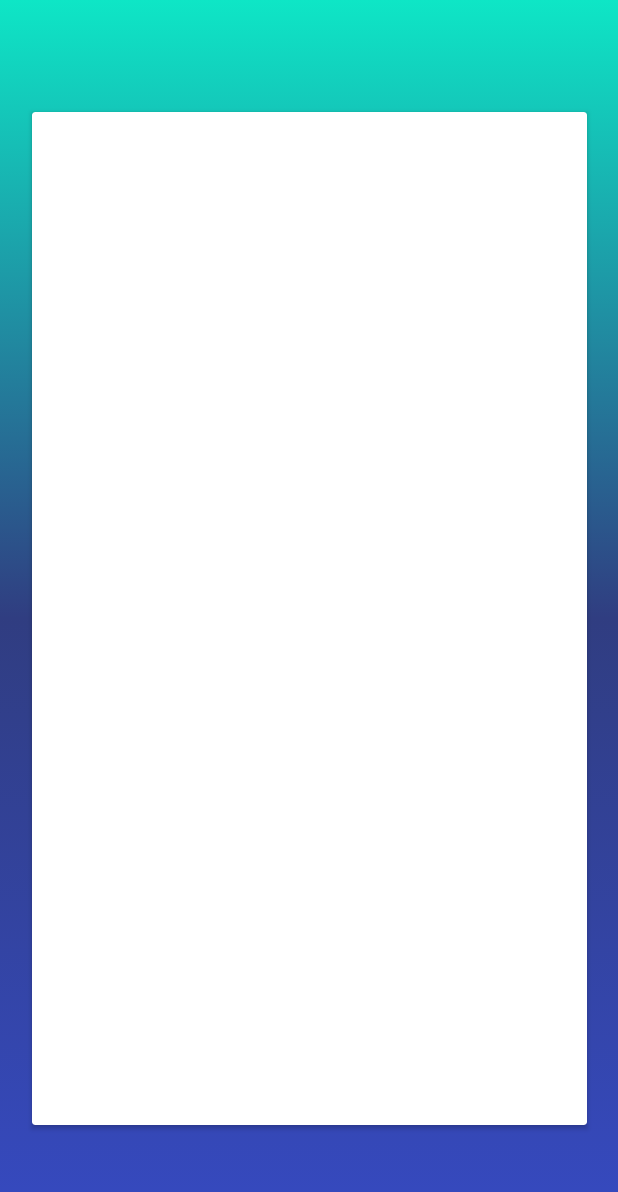
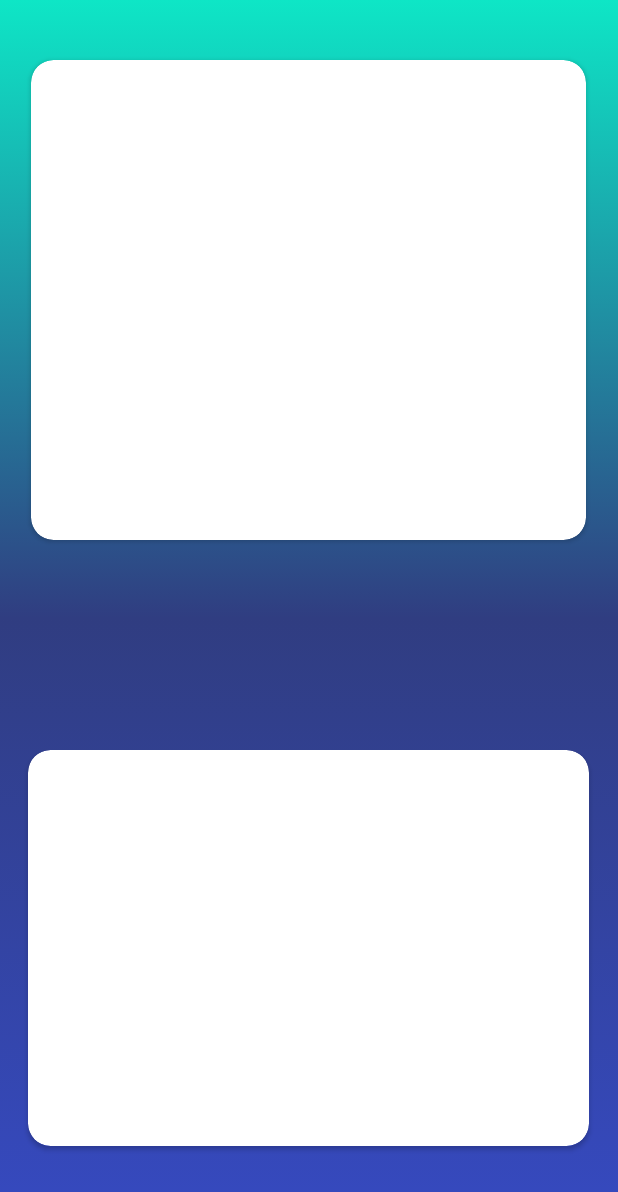
Before and after one commit to NekoHEN/EPE2APPMOVIL, an Android app: the layout activity_home.xml on its own in the app's theme, with its tools: preview values and no code run, on a phone screen of 412 x 824 dp. Shown: the top 1192 px of the screen. Run offline under Robolectric (Android 15) with nearby library versions, the phone set to English and light mode, and no system bars.

Commit message:
se avanso en el home

```diff
--- a/app/src/main/res/layout/activity_home.xml
+++ b/app/src/main/res/layout/activity_home.xml
@@ -8,10 +8,13 @@
     tools:context=".Home_act">
 
     <androidx.cardview.widget.CardView
+        android:id="@+id/cardView"
         android:layout_width="370dp"
-        android:layout_height="675dp"
-        app:layout_constraintBottom_toBottomOf="parent"
+        android:layout_height="320dp"
+        android:layout_marginTop="40dp"
+        app:cardCornerRadius="15dp"
         app:layout_constraintEnd_toEndOf="parent"
+        app:layout_constraintHorizontal_bias="0.487"
         app:layout_constraintStart_toStartOf="parent"
         app:layout_constraintTop_toTopOf="parent" >
 
@@ -21,4 +24,22 @@
 
         </androidx.constraintlayout.widget.ConstraintLayout>
     </androidx.cardview.widget.CardView>
+
+    <androidx.cardview.widget.CardView
+        android:layout_width="374dp"
+        android:layout_height="264dp"
+        app:cardCornerRadius="15dp"
+        app:layout_constraintBottom_toBottomOf="parent"
+        app:layout_constraintEnd_toEndOf="parent"
+        app:layout_constraintHorizontal_bias="0.486"
+        app:layout_constraintStart_toStartOf="parent"
+        app:layout_constraintTop_toBottomOf="@+id/cardView"
+        app:layout_constraintVertical_bias="0.7" >
+
+        <androidx.constraintlayout.widget.ConstraintLayout
+            android:layout_width="match_parent"
+            android:layout_height="match_parent">
+
+        </androidx.constraintlayout.widget.ConstraintLayout>
+    </androidx.cardview.widget.CardView>
 </androidx.constraintlayout.widget.ConstraintLayout>
```
